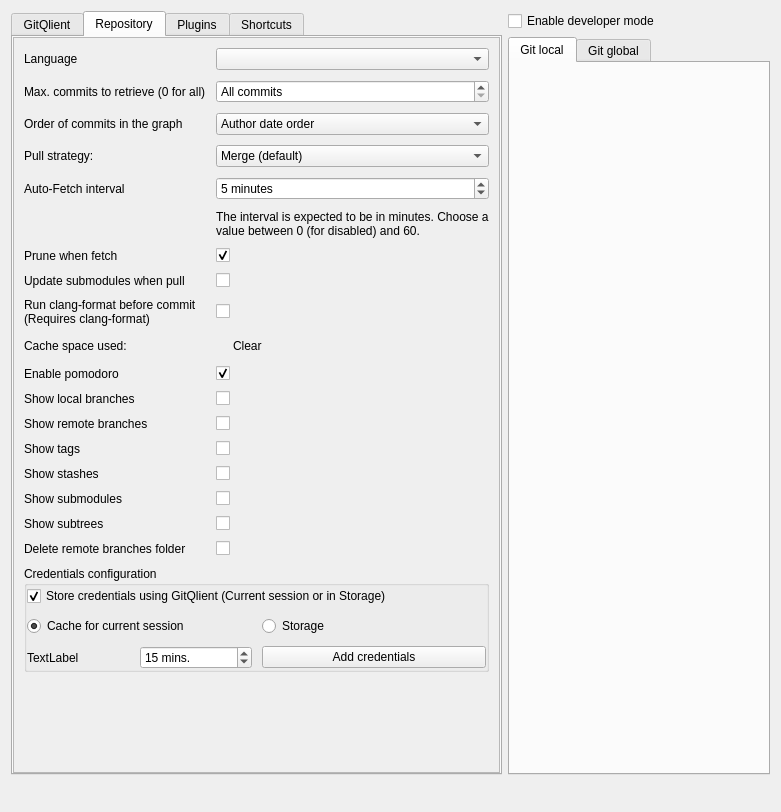
The window that src/big_widgets/ConfigWidget.ui (francescmm/GitQlient) describes before a commit, drawn with Qt 5.
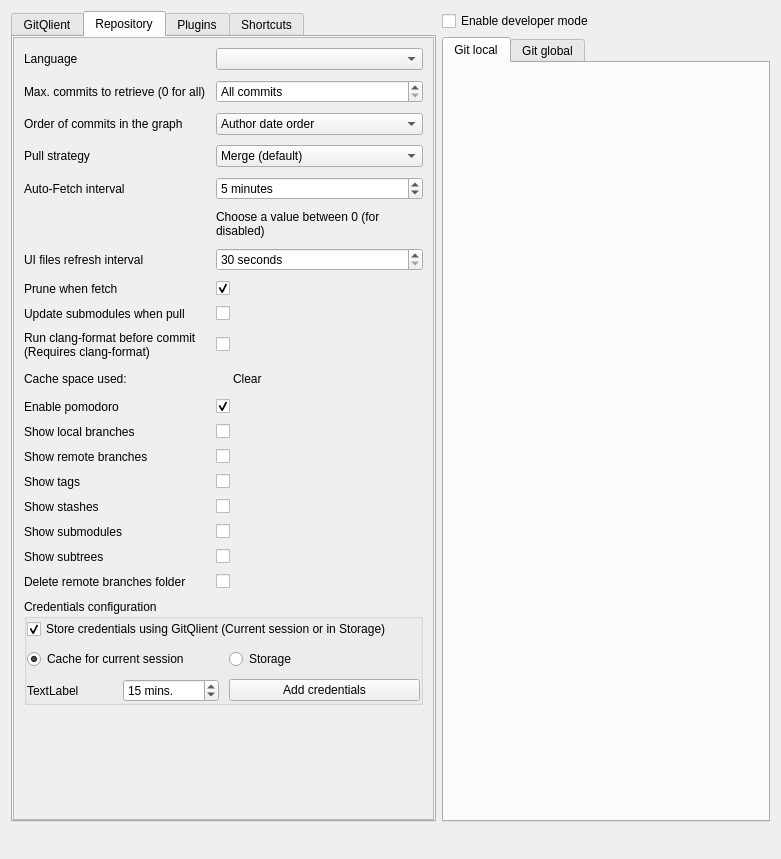
The same window after the commit. The open tabs and pages were chosen to show the change. Icons and pictures are not drawn. Custom widgets are drawn as their Qt base class.

Commit message: Make refresh interval configurable

Diff of the .ui file:
```diff
--- a/src/big_widgets/ConfigWidget.ui
+++ b/src/big_widgets/ConfigWidget.ui
@@ -7,7 +7,7 @@
     <x>0</x>
     <y>0</y>
     <width>781</width>
-    <height>812</height>
+    <height>859</height>
    </rect>
   </property>
   <property name="windowTitle">
@@ -78,7 +78,7 @@
    <item row="1" column="0" rowspan="2">
     <widget class="QTabWidget" name="tabWidget_2">
      <property name="currentIndex">
-      <number>0</number>
+      <number>1</number>
      </property>
      <widget class="QWidget" name="gitQlientTab">
       <attribute name="title">
@@ -123,9 +123,6 @@
                  <property name="enabled">
                   <bool>true</bool>
                  </property>
-                 <property name="readOnly">
-                  <bool>true</bool>
-                 </property>
                 </widget>
                </item>
                <item>
@@ -596,8 +593,8 @@
            <rect>
             <x>0</x>
             <y>0</y>
-            <width>431</width>
-            <height>750</height>
+            <width>539</width>
+            <height>772</height>
            </rect>
           </property>
           <layout class="QVBoxLayout" name="verticalLayout_2">
@@ -634,97 +631,21 @@
               <property name="spacing">
                <number>10</number>
               </property>
-              <item row="17" column="1">
-               <widget class="CheckBox" name="cbDeleteFolder">
+              <item row="6" column="0">
+               <widget class="QLabel" name="label_72">
                 <property name="text">
-                 <string/>
+                 <string>UI files refresh interval</string>
                 </property>
                </widget>
               </item>
-              <item row="1" column="1">
-               <widget class="QSpinBox" name="sbMaxCommits">
-                <property name="specialValueText">
-                 <string>All commits</string>
-                </property>
-                <property name="suffix">
-                 <string> last commits</string>
-                </property>
-                <property name="maximum">
-                 <number>999999999</number>
-                </property>
-                <property name="singleStep">
-                 <number>10</number>
-                </property>
-                <property name="value">
-                 <number>0</number>
-                </property>
-               </widget>
-              </item>
-              <item row="15" column="0">
-               <widget class="QLabel" name="label_17">
-                <property name="text">
-                 <string>Show submodules</string>
-                </property>
-               </widget>
-              </item>
-              <item row="9" column="0">
-               <widget class="QLabel" name="label_5">
-                <property name="text">
-                 <string>Cache space used:</string>
-                </property>
-               </widget>
-              </item>
-              <item row="17" column="0">
+              <item row="19" column="0">
                <widget class="QLabel" name="label_22">
                 <property name="text">
                  <string>Delete remote branches folder</string>
                 </property>
                </widget>
               </item>
-              <item row="3" column="0">
-               <widget class="QLabel" name="label_20">
-                <property name="text">
-                 <string>Pull strategy:</string>
-                </property>
-               </widget>
-              </item>
-              <item row="4" column="1">
-               <widget class="QSpinBox" name="autoFetch">
-                <property name="specialValueText">
-                 <string>Never</string>
-                </property>
-                <property name="suffix">
-                 <string> minutes</string>
-                </property>
-                <property name="minimum">
-                 <number>0</number>
-                </property>
-                <property name="maximum">
-                 <number>60</number>
-                </property>
-                <property name="value">
-                 <number>5</number>
-                </property>
-               </widget>
-              </item>
-              <item row="5" column="1">
-               <widget class="QLabel" name="label_11">
-                <property name="text">
-                 <string>The interval is expected to be in minutes. Choose a value between 0 (for disabled) and 60.</string>
-                </property>
-                <property name="wordWrap">
-                 <bool>true</bool>
-                </property>
-               </widget>
-              </item>
-              <item row="14" column="0">
-               <widget class="QLabel" name="label_16">
-                <property name="text">
-                 <string>Show stashes</string>
-                </property>
-               </widget>
-              </item>
-              <item row="10" column="1">
+              <item row="12" column="1">
                <widget class="CheckBox" name="cbPomodoroEnabled">
                 <property name="text">
                  <string/>
@@ -734,31 +655,14 @@
                 </property>
                </widget>
               </item>
-              <item row="4" column="0">
-               <widget class="QLabel" name="label_12">
+              <item row="17" column="0">
+               <widget class="QLabel" name="label_17">
                 <property name="text">
-                 <string>Auto-Fetch interval</string>
+                 <string>Show submodules</string>
                 </property>
                </widget>
               </item>
-              <item row="16" column="0">
-               <widget class="QLabel" name="label_18">
-                <property name="text">
-                 <string>Show subtrees</string>
-                </property>
-               </widget>
-              </item>
-              <item row="0" column="1">
-               <widget class="QComboBox" name="cbTranslations"/>
-              </item>
-              <item row="6" column="0">
-               <widget class="QLabel" name="label_6">
-                <property name="text">
-                 <string>Prune when fetch</string>
-                </property>
-               </widget>
-              </item>
-              <item row="18" column="0" colspan="2">
+              <item row="20" column="0" colspan="2">
                <widget class="QGroupBox" name="credentialsFrames">
                 <property name="title">
                  <string>Credentials configuration</string>
@@ -858,6 +762,44 @@
                 </layout>
                </widget>
               </item>
+              <item row="2" column="0">
+               <widget class="QLabel" name="label_9">
+                <property name="text">
+                 <string>Order of commits in the graph</string>
+                </property>
+               </widget>
+              </item>
+              <item row="12" column="0">
+               <widget class="QLabel" name="label_13">
+                <property name="text">
+                 <string>Enable pomodoro</string>
+                </property>
+               </widget>
+              </item>
+              <item row="10" column="1">
+               <widget class="CheckBox" name="clangFormat">
+                <property name="text">
+                 <string/>
+                </property>
+               </widget>
+              </item>
+              <item row="9" column="0">
+               <widget class="QLabel" name="label_7">
+                <property name="text">
+                 <string>Update submodules when pull</string>
+                </property>
+               </widget>
+              </item>
+              <item row="16" column="1">
+               <widget class="CheckBox" name="cbStash">
+                <property name="text">
+                 <string/>
+                </property>
+               </widget>
+              </item>
+              <item row="0" column="1">
+               <widget class="QComboBox" name="cbTranslations"/>
+              </item>
               <item row="2" column="1">
                <widget class="QComboBox" name="cbLogOrder">
                 <item>
@@ -877,6 +819,13 @@
                 </item>
                </widget>
               </item>
+              <item row="14" column="1">
+               <widget class="CheckBox" name="cbRemote">
+                <property name="text">
+                 <string/>
+                </property>
+               </widget>
+              </item>
               <item row="3" column="1">
                <widget class="QComboBox" name="cbPullStrategy">
                 <item>
@@ -896,48 +845,42 @@
                 </item>
                </widget>
               </item>
-              <item row="0" column="0">
-               <widget class="QLabel" name="label_8">
+              <item row="4" column="0">
+               <widget class="QLabel" name="label_12">
                 <property name="text">
-                 <string>Language</string>
+                 <string>Auto-Fetch interval</string>
                 </property>
                </widget>
               </item>
-              <item row="1" column="0">
-               <widget class="QLabel" name="label_10">
-                <property name="text">
-                 <string>Max. commits to retrieve (0 for all)</string>
-                </property>
-               </widget>
-              </item>
-              <item row="12" column="0">
-               <widget class="QLabel" name="label_25">
-                <property name="text">
-                 <string>Show remote branches</string>
-                </property>
-               </widget>
-              </item>
-              <item row="15" column="1">
-               <widget class="CheckBox" name="cbSubmodule">
+              <item row="19" column="1">
+               <widget class="CheckBox" name="cbDeleteFolder">
                 <property name="text">
                  <string/>
                 </property>
                </widget>
               </item>
-              <item row="19" column="0">
-               <spacer name="verticalSpacer_3">
-                <property name="orientation">
-                 <enum>Qt::Orientation::Vertical</enum>
-                </property>
-                <property name="sizeHint" stdset="0">
-                 <size>
-                  <width>20</width>
-                  <height>40</height>
-                 </size>
-                </property>
-               </spacer>
-              </item>
               <item row="9" column="1">
+               <widget class="CheckBox" name="updateOnPull">
+                <property name="text">
+                 <string/>
+                </property>
+               </widget>
+              </item>
+              <item row="18" column="1">
+               <widget class="CheckBox" name="cbSubtree">
+                <property name="text">
+                 <string/>
+                </property>
+               </widget>
+              </item>
+              <item row="16" column="0">
+               <widget class="QLabel" name="label_16">
+                <property name="text">
+                 <string>Show stashes</string>
+                </property>
+               </widget>
+              </item>
+              <item row="11" column="1">
                <layout class="QHBoxLayout" name="horizontalLayout">
                 <property name="spacing">
                  <number>10</number>
@@ -971,104 +914,181 @@
                 </item>
                </layout>
               </item>
-              <item row="10" column="0">
-               <widget class="QLabel" name="label_13">
+              <item row="3" column="0">
+               <widget class="QLabel" name="label_20">
                 <property name="text">
-                 <string>Enable pomodoro</string>
+                 <string>Pull strategy</string>
                 </property>
                </widget>
               </item>
-              <item row="11" column="0">
-               <widget class="QLabel" name="label_24">
+              <item row="15" column="0">
+               <widget class="QLabel" name="label_26">
                 <property name="text">
-                 <string>Show local branches</string>
+                 <string>Show tags</string>
                 </property>
                </widget>
               </item>
-              <item row="7" column="1">
-               <widget class="CheckBox" name="updateOnPull">
+              <item row="15" column="1">
+               <widget class="CheckBox" name="cbTags">
                 <property name="text">
                  <string/>
                 </property>
                </widget>
               </item>
-              <item row="16" column="1">
-               <widget class="CheckBox" name="cbSubtree">
+              <item row="13" column="1">
+               <widget class="CheckBox" name="cbLocal">
                 <property name="text">
                  <string/>
                 </property>
                </widget>
               </item>
-              <item row="14" column="1">
-               <widget class="CheckBox" name="cbStash">
+              <item row="18" column="0">
+               <widget class="QLabel" name="label_18">
                 <property name="text">
+                 <string>Show subtrees</string>
+                </property>
+               </widget>
+              </item>
+              <item row="4" column="1">
+               <widget class="QSpinBox" name="autoFetch">
+                <property name="specialValueText">
+                 <string>Never</string>
+                </property>
+                <property name="suffix">
+                 <string> minutes</string>
+                </property>
+                <property name="minimum">
+                 <number>0</number>
+                </property>
+                <property name="maximum">
+                 <number>60</number>
+                </property>
+                <property name="value">
+                 <number>5</number>
+                </property>
+               </widget>
+              </item>
+              <item row="1" column="0">
+               <widget class="QLabel" name="label_10">
+                <property name="text">
+                 <string>Max. commits to retrieve (0 for all)</string>
+                </property>
+               </widget>
+              </item>
+              <item row="14" column="0">
+               <widget class="QLabel" name="label_25">
+                <property name="text">
+                 <string>Show remote branches</string>
+                </property>
+               </widget>
+              </item>
+              <item row="8" column="1">
+               <widget class="CheckBox" name="pruneOnFetch">
+                <property name="text">
                  <string/>
                 </property>
+                <property name="checked">
+                 <bool>true</bool>
+                </property>
                </widget>
               </item>
+              <item row="1" column="1">
+               <widget class="QSpinBox" name="sbMaxCommits">
+                <property name="specialValueText">
+                 <string>All commits</string>
+                </property>
+                <property name="suffix">
+                 <string> last commits</string>
+                </property>
+                <property name="maximum">
+                 <number>999999999</number>
+                </property>
+                <property name="singleStep">
+                 <number>10</number>
+                </property>
+                <property name="value">
+                 <number>0</number>
+                </property>
+               </widget>
+              </item>
+              <item row="21" column="0">
+               <spacer name="verticalSpacer_3">
+                <property name="orientation">
+                 <enum>Qt::Orientation::Vertical</enum>
+                </property>
+                <property name="sizeHint" stdset="0">
+                 <size>
+                  <width>20</width>
+                  <height>40</height>
+                 </size>
+                </property>
+               </spacer>
+              </item>
               <item row="8" column="0">
+               <widget class="QLabel" name="label_6">
+                <property name="text">
+                 <string>Prune when fetch</string>
+                </property>
+               </widget>
+              </item>
+              <item row="0" column="0">
+               <widget class="QLabel" name="label_8">
+                <property name="text">
+                 <string>Language</string>
+                </property>
+               </widget>
+              </item>
+              <item row="17" column="1">
+               <widget class="CheckBox" name="cbSubmodule">
+                <property name="text">
+                 <string/>
+                </property>
+               </widget>
+              </item>
+              <item row="10" column="0">
                <widget class="QLabel" name="labelClangFormat">
                 <property name="text">
                  <string>&lt;html&gt;&lt;head/&gt;&lt;body&gt;&lt;p&gt;Run clang-format before commit&lt;br/&gt;(Requires clang-format)&lt;/p&gt;&lt;/body&gt;&lt;/html&gt;</string>
                 </property>
                </widget>
               </item>
-              <item row="8" column="1">
-               <widget class="CheckBox" name="clangFormat">
-                <property name="text">
-                 <string/>
-                </property>
-               </widget>
-              </item>
-              <item row="2" column="0">
-               <widget class="QLabel" name="label_9">
-                <property name="text">
-                 <string>Order of commits in the graph</string>
-                </property>
-               </widget>
-              </item>
               <item row="6" column="1">
-               <widget class="CheckBox" name="pruneOnFetch">
-                <property name="text">
-                 <string/>
+               <widget class="QSpinBox" name="autoRefresh">
+                <property name="suffix">
+                 <string> seconds</string>
                 </property>
-                <property name="checked">
-                 <bool>true</bool>
+                <property name="minimum">
+                 <number>30</number>
+                </property>
+                <property name="maximum">
+                 <number>300</number>
+                </property>
+                <property name="singleStep">
+                 <number>10</number>
                 </property>
                </widget>
               </item>
-              <item row="7" column="0">
-               <widget class="QLabel" name="label_7">
+              <item row="11" column="0">
+               <widget class="QLabel" name="label_5">
                 <property name="text">
-                 <string>Update submodules when pull</string>
+                 <string>Cache space used:</string>
                 </property>
                </widget>
               </item>
               <item row="13" column="0">
-               <widget class="QLabel" name="label_26">
+               <widget class="QLabel" name="label_24">
                 <property name="text">
-                 <string>Show tags</string>
+                 <string>Show local branches</string>
                 </property>
                </widget>
               </item>
-              <item row="13" column="1">
-               <widget class="CheckBox" name="cbTags">
+              <item row="5" column="1">
+               <widget class="QLabel" name="label_11">
                 <property name="text">
-                 <string/>
+                 <string>Choose a value between 0 (for disabled)</string>
                 </property>
-               </widget>
-              </item>
-              <item row="12" column="1">
-               <widget class="CheckBox" name="cbRemote">
-                <property name="text">
-                 <string/>
-                </property>
-               </widget>
-              </item>
-              <item row="11" column="1">
-               <widget class="CheckBox" name="cbLocal">
-                <property name="text">
-                 <string/>
+                <property name="wordWrap">
+                 <bool>true</bool>
                 </property>
                </widget>
               </item>
```
Left out of the diff: 2 changed lines with no effect on the pictures. The commit also changes 5 other files.
